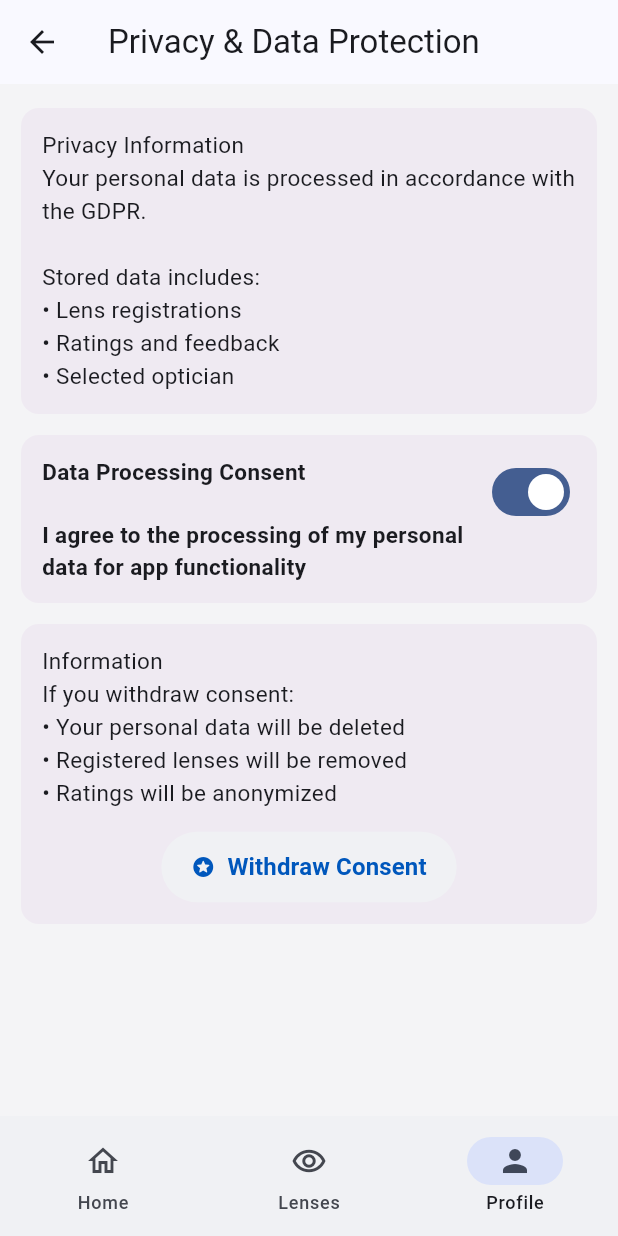
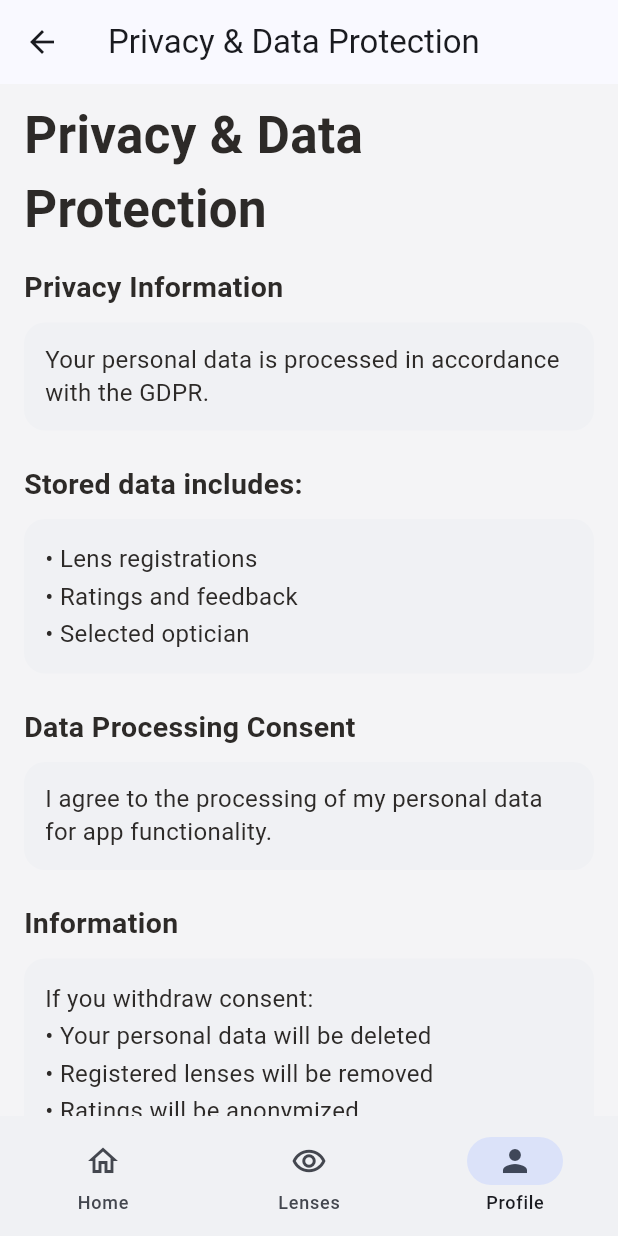
Before and after one commit to Akantorsclaw/Bachelor_Practical_Mobile_App-demo, a Flutter app: the screen it shows once a user with an empty profile is signed in, item 3 of the bottom bar chosen, after a tap on "Privacy & Data", on a phone screen of 412 x 824 dp. Run offline on Flutter 3.47's test engine with Material 3 defaults, Android fonts, the phone set to English and light mode, and no system bars; our stand-ins replace cloud_firestore, firebase_auth, firebase_core, flutter_svg; missing offline and left inert: mobile_scanner; accounts and stored records are empty.

Commit message:
chore: rebrand app, refine UI flows, and update iOS bundle/firebase config

```diff
--- a/lib/app/session_controller.dart
+++ b/lib/app/session_controller.dart
@@ -199,14 +199,21 @@ class SessionController extends ChangeNotifier {
     _setBusy(true);
     try {
       final currentEmail = user.email?.trim().toLowerCase() ?? '';
-      if (nextEmail != currentEmail) {
-        await _authService.updateEmail(nextEmail);
+      final emailChanged = nextEmail != currentEmail;
+
+      if (emailChanged) {
+        await _authService.requestEmailChangeVerification(nextEmail);
       }
+
       await _userProfileService.updateUserProfile(
         uid: user.uid,
-        email: nextEmail,
+        email: currentEmail.isEmpty ? nextEmail : currentEmail,
         name: nextName,
       );
+
+      if (emailChanged) {
+        return 'Verification email sent. Confirm it to finish changing your login email.';
+      }
       return null;
     } on FirebaseAuthException catch (e) {
       if (e.code == 'requires-recent-login') {
@@ -289,6 +296,20 @@ class SessionController extends ChangeNotifier {
         .watchUserProfile(user.uid)
         .listen((data) {
           _profile = data;
+          final authEmail = user.email?.trim().toLowerCase();
+          final profileEmail = data?.email.trim().toLowerCase();
+          if (data != null &&
+              authEmail != null &&
+              authEmail.isNotEmpty &&
+              authEmail != profileEmail) {
+            unawaited(
+              _userProfileService.updateUserProfile(
+                uid: user.uid,
+                email: authEmail,
+                name: data.name,
+              ),
+            );
+          }
           notifyListeners();
         });
     notifyListeners();
@@ -315,6 +336,8 @@ class SessionController extends ChangeNotifier {
         return 'Password is too weak.';
       case 'too-many-requests':
         return 'Too many attempts. Try again later.';
+      case 'email-change-needs-verification':
+        return 'Please verify your email change using the link sent to your inbox.';
       default:
         return e.message ?? 'Authentication failed.';
     }
--- a/lib/auth/auth_flow.dart
+++ b/lib/auth/auth_flow.dart
@@ -224,7 +224,6 @@ class _RegisterViewState extends State<RegisterView> {
   final _name = TextEditingController();
   final _email = TextEditingController();
   final _password = TextEditingController();
-  bool _gdprAccepted = false;
 
   @override
   void dispose() {
@@ -236,7 +235,6 @@ class _RegisterViewState extends State<RegisterView> {
 
   @override
   Widget build(BuildContext context) {
-    final palette = context.brandPalette;
     return _AuthViewport(
       child: Form(
         key: _form,
@@ -269,54 +267,11 @@ class _RegisterViewState extends State<RegisterView> {
               obscure: true,
               validator: validatePassword,
             ),
-            SizedBox(height: _vh(context, 0.02, min: 10, max: 20)),
-            Row(
-              crossAxisAlignment: CrossAxisAlignment.start,
-              children: [
-                Checkbox(
-                  value: _gdprAccepted,
-                  activeColor: palette.primary,
-                  onChanged: (value) {
-                    setState(() => _gdprAccepted = value ?? false);
-                  },
-                ),
-                SizedBox(width: _vw(context, 0.02, min: 6, max: 10)),
-                Expanded(
-                  child: Padding(
-                    padding: EdgeInsets.only(
-                      top: _vh(context, 0.012, min: 8, max: 12),
-                    ),
-                    child: Text(
-                      'I agree to the processing of my data (GDPR)',
-                      style: TextStyle(
-                        color: palette.textPrimary,
-                        fontSize: _responsiveFont(
-                          context,
-                          16,
-                          min: 15,
-                          max: 18,
-                        ),
-                        fontWeight: FontWeight.w600,
-                        height: 1.35,
-                      ),
-                    ),
-                  ),
-                ),
-              ],
-            ),
             SizedBox(height: _vh(context, 0.04, min: 18, max: 36)),
             _AuthPrimaryButton(
               text: 'Create account',
               onTap: () {
                 if (!_form.currentState!.validate()) return;
-                if (!_gdprAccepted) {
-                  ScaffoldMessenger.of(context).showSnackBar(
-                    const SnackBar(
-                      content: Text('Please accept GDPR consent to continue.'),
-                    ),
-                  );
-                  return;
-                }
                 widget.onRegister(_name.text, _email.text, _password.text);
               },
             ),
@@ -438,7 +393,7 @@ class _ResetViewState extends State<ResetView> {
             Text(
               'Info Text',
               style: TextStyle(
-                fontSize: _responsiveFont(context, 36, min: 30, max: 40),
+                fontSize: _responsiveFont(context, 30, min: 24, max: 34),
                 fontWeight: FontWeight.w600,
                 color: palette.textPrimary,
               ),
@@ -447,7 +402,7 @@ class _ResetViewState extends State<ResetView> {
             Text(
               'Supporting line text lorem ipsum dolor sit amet, consectetur.',
               style: TextStyle(
-                fontSize: _responsiveFont(context, 16, min: 15, max: 18),
+                fontSize: _responsiveFont(context, 15, min: 14, max: 16),
                 height: 1.35,
                 color: palette.textSecondary,
               ),
@@ -493,7 +448,7 @@ class _AuthTitle extends StatelessWidget {
       title,
       textAlign: TextAlign.left,
       style: TextStyle(
-        fontSize: _responsiveFont(context, 52, min: 40, max: 56),
+        fontSize: _responsiveFont(context, 42, min: 34, max: 48),
         fontWeight: FontWeight.w700,
         color: palette.textPrimary,
       ),
@@ -555,7 +510,7 @@ class _BrandWordmarkState extends State<_BrandWordmark> {
         return Text(
           AppBrand.current.appName,
           style: TextStyle(
-            fontSize: _responsiveFont(context, 28, min: 22, max: 34),
+            fontSize: _responsiveFont(context, 24, min: 20, max: 28),
             fontWeight: FontWeight.w800,
             color: context.brandPalette.primary,
           ),
@@ -589,7 +544,7 @@ class _AuthField extends StatelessWidget {
         Text(
           label,
           style: TextStyle(
-            fontSize: _responsiveFont(context, 16, min: 15, max: 18),
+            fontSize: _responsiveFont(context, 14, min: 13, max: 16),
             fontWeight: FontWeight.w700,
             letterSpacing: 0.5,
             color: palette.textSecondary,
@@ -601,38 +556,38 @@ class _AuthField extends StatelessWidget {
           validator: validator,
           obscureText: obscure,
           style: TextStyle(
-            fontSize: _responsiveFont(context, 20, min: 19, max: 22),
+            fontSize: _responsiveFont(context, 18, min: 16, max: 20),
             color: palette.textPrimary,
           ),
           decoration: InputDecoration(
             hintText: hint,
             hintStyle: TextStyle(
-              fontSize: _responsiveFont(context, 20, min: 19, max: 22),
+              fontSize: _responsiveFont(context, 18, min: 16, max: 20),
               color: palette.textSecondary,
             ),
             filled: true,
             fillColor: palette.surfaceMuted,
             border: OutlineInputBorder(
               borderRadius: BorderRadius.circular(
-                _vw(context, 0.04, min: 16, max: 24),
+                _vw(context, 0.04, min: 14, max: 18),
               ),
               borderSide: BorderSide.none,
             ),
             enabledBorder: OutlineInputBorder(
               borderRadius: BorderRadius.circular(
-                _vw(context, 0.04, min: 16, max: 24),
+                _vw(context, 0.04, min: 14, max: 18),
               ),
               borderSide: BorderSide.none,
             ),
             focusedBorder: OutlineInputBorder(
               borderRadius: BorderRadius.circular(
-                _vw(context, 0.04, min: 16, max: 24),
+                _vw(context, 0.04, min: 14, max: 18),
               ),
               borderSide: BorderSide(color: palette.primary, width: 1.5),
             ),
             contentPadding: EdgeInsets.symmetric(
-              horizontal: _vw(context, 0.05, min: 18, max: 24),
-              vertical: _vh(context, 0.022, min: 16, max: 22),
+              horizontal: _vw(context, 0.05, min: 14, max: 18),
+              vertical: _vh(context, 0.022, min: 12, max: 16),
             ),
           ),
         ),
@@ -658,7 +613,7 @@ class _AuthPrimaryButton extends StatelessWidget {
     final label = Text(
       text,
       style: TextStyle(
-        fontSize: _responsiveFont(context, 22, min: 20, max: 24),
+        fontSize: _responsiveFont(context, 19, min: 18, max: 21),
         fontWeight: FontWeight.w600,
       ),
     );
@@ -668,8 +623,8 @@ class _AuthPrimaryButton extends StatelessWidget {
       foregroundColor: palette.onPrimary,
       shape: const StadiumBorder(),
       padding: EdgeInsets.symmetric(
-        horizontal: _vw(context, 0.04, min: 14, max: 24),
-        vertical: _vh(context, 0.022, min: 16, max: 22),
+        horizontal: _vw(context, 0.04, min: 12, max: 18),
+        vertical: _vh(context, 0.022, min: 12, max: 16),
       ),
     );
 
@@ -682,7 +637,7 @@ class _AuthPrimaryButton extends StatelessWidget {
               style: style,
               icon: Icon(
                 icon,
-                size: _responsiveFont(context, 22, min: 20, max: 24),
+                size: _responsiveFont(context, 19, min: 18, max: 21),
               ),
               label: label,
             ),
@@ -708,7 +663,7 @@ class _AuthTextLink extends StatelessWidget {
             color: palette.textPrimary,
             decoration: TextDecoration.underline,
             decorationColor: palette.textPrimary,
-            fontSize: _responsiveFont(context, 17, min: 16, max: 20),
+            fontSize: _responsiveFont(context, 15, min: 14, max: 18),
           ),
         ),
       ),
--- a/lib/core/lens_core_shell.dart
+++ b/lib/core/lens_core_shell.dart
@@ -1701,31 +1701,31 @@ class ProfileOverviewScreen extends StatelessWidget {
   @override
   Widget build(BuildContext context) {
     final colors = Theme.of(context).colorScheme;
+    final palette = context.brandPalette;
     return ListView(
-      padding: const EdgeInsets.fromLTRB(16, 24, 16, 16),
-      children: [
-        const Center(
-          child: Text(
+      padding: const EdgeInsets.fromLTRB(16, 20, 16, 14),
+      children: [
+        Text(
           'Profile settings',
-            style: TextStyle(fontSize: 34, fontWeight: FontWeight.w500),
+          style: TextStyle(
+            fontSize: 34,
+            fontWeight: FontWeight.w700,
+            color: palette.textPrimary,
           ),
         ),
         const SizedBox(height: 16),
         _ProfileInfoCard(title: 'Name', value: name),
-        const SizedBox(height: 10),
+        const SizedBox(height: 12),
         _ProfileInfoCard(title: 'Email', value: email),
-        const SizedBox(height: 10),
+        const SizedBox(height: 12),
         _ProfileInfoCard(title: 'Selected Optician', value: selectedOptician),
-        const SizedBox(height: 24),
-        Center(
-          child: SecondaryPillButton(
+        const SizedBox(height: 22),
+        _ProfileActionButton(
           text: 'Edit Profile',
           onTap: () => _editProfile(context),
         ),
-        ),
         const SizedBox(height: 14),
-        Center(
-          child: SecondaryPillButton(
+        _ProfileActionButton(
           text: 'Change Optician',
           onTap: () {
             ScaffoldMessenger.of(context).showSnackBar(
@@ -1735,22 +1735,14 @@ class ProfileOverviewScreen extends StatelessWidget {
             );
           },
         ),
-        ),
         const SizedBox(height: 14),
-        Center(
-          child: SecondaryPillButton(
+        _ProfileActionButton(
           text: 'Notification Settings',
           onTap: () => onNotificationSettings(),
         ),
-        ),
         const SizedBox(height: 14),
-        Center(
-          child: SecondaryPillButton(
-            text: 'Privacy & Data',
-            onTap: () => onPrivacy(),
-          ),
-        ),
-        const SizedBox(height: 20),
+        _ProfileActionButton(text: 'Privacy & Data', onTap: () => onPrivacy()),
+        const SizedBox(height: 28),
         SizedBox(
           width: double.infinity,
           child: FilledButton.icon(
@@ -1783,15 +1775,13 @@ class ProfileOverviewScreen extends StatelessWidget {
             icon: const Icon(Icons.logout_rounded),
             label: const Text(
               'Logout',
-              style: TextStyle(fontSize: 18, fontWeight: FontWeight.w700),
+              style: TextStyle(fontSize: 16, fontWeight: FontWeight.w700),
             ),
             style: FilledButton.styleFrom(
               minimumSize: const Size.fromHeight(52),
               backgroundColor: colors.error,
               foregroundColor: colors.onError,
-              shape: RoundedRectangleBorder(
-                borderRadius: BorderRadius.circular(14),
-              ),
+              shape: const StadiumBorder(),
             ),
           ),
         ),
@@ -1917,27 +1907,39 @@ class _NotificationSettingsScreenState
 
   @override
   Widget build(BuildContext context) {
+    final palette = context.brandPalette;
     return Scaffold(
       appBar: const TopBackAppBar(title: 'Notification Settings'),
-      body: Padding(
-        padding: const EdgeInsets.fromLTRB(14, 16, 14, 18),
-        child: Column(
-          children: [
-            _settingsToggleTile(
+      body: ListView(
+        padding: const EdgeInsets.fromLTRB(16, 10, 16, 16),
+        children: [
+          Text(
+            'Notification Settings',
+            style: TextStyle(
+              fontSize: 34,
+              fontWeight: FontWeight.w700,
+              color: palette.textPrimary,
+            ),
+          ),
+          const SizedBox(height: 14),
+          _settingsRow(
+            context,
             label: 'Rating reminders',
             value: _ratingReminders,
             onChanged: (value) => setState(() => _ratingReminders = value),
           ),
-            const SizedBox(height: 14),
-            _settingsToggleTile(
+          Divider(height: 1, color: palette.border),
+          _settingsRow(
+            context,
             label: 'Service notifications',
             value: _serviceNotifications,
-              onChanged: (value) =>
-                  setState(() => _serviceNotifications = value),
-            ),
-            const Spacer(),
-            SecondaryPillButton(
+            onChanged: (value) => setState(() => _serviceNotifications = value),
+          ),
+          Divider(height: 1, color: palette.border),
+          const SizedBox(height: 20),
+          _ProfileActionButton(
             text: 'Save selection',
+            primaryStyle: true,
             onTap: () {
               ScaffoldMessenger.of(context).showSnackBar(
                 const SnackBar(content: Text('Notification settings saved.')),
@@ -1945,7 +1947,6 @@ class _NotificationSettingsScreenState
             },
           ),
         ],
-        ),
       ),
       bottomNavigationBar: AppBottomNavigation(
         selectedIndex: 2,
@@ -1974,8 +1975,6 @@ class PrivacyDataProtectionScreen extends StatefulWidget {
 /// State for privacy consent controls and withdrawal confirmation.
 class _PrivacyDataProtectionScreenState
     extends State<PrivacyDataProtectionScreen> {
-  bool _consentGranted = true;
-
   /// Confirms account-data withdrawal before executing the action.
   Future<void> _handleWithdrawConsent() async {
     final confirmed = await showDialog<bool>(
@@ -2003,8 +2002,6 @@ class _PrivacyDataProtectionScreenState
 
     if (confirmed != true) return;
 
-    setState(() => _consentGranted = false);
-
     if (!mounted) return;
 
     showDialog<void>(
@@ -2026,7 +2023,6 @@ class _PrivacyDataProtectionScreenState
     }
 
     if (error != null) {
-      setState(() => _consentGranted = true);
       ScaffoldMessenger.of(
         context,
       ).showSnackBar(SnackBar(content: Text(error)));
@@ -2035,68 +2031,108 @@ class _PrivacyDataProtectionScreenState
 
   @override
   Widget build(BuildContext context) {
+    final palette = context.brandPalette;
     return Scaffold(
       appBar: const TopBackAppBar(title: 'Privacy & Data Protection'),
       body: ListView(
-        padding: const EdgeInsets.fromLTRB(14, 16, 14, 18),
-        children: [
+        padding: const EdgeInsets.fromLTRB(16, 10, 16, 16),
+        children: [
+          Text(
+            'Privacy & Data Protection',
+            style: TextStyle(
+              fontSize: 34,
+              fontWeight: FontWeight.w700,
+              color: palette.textPrimary,
+            ),
+          ),
+          const SizedBox(height: 14),
+          Text(
+            'Privacy Information',
+            style: TextStyle(
+              fontSize: 19,
+              fontWeight: FontWeight.w700,
+              color: palette.textPrimary,
+            ),
+          ),
+          const SizedBox(height: 10),
           _privacyCard(
-            child: const Text(
-              'Privacy Information\n'
-              'Your personal data is processed in accordance with the GDPR.\n\n'
-              'Stored data includes:\n'
-              '• Lens registrations\n'
-              '• Ratings and feedback\n'
-              '• Selected optician',
-              style: TextStyle(fontSize: 15, height: 1.45),
-            ),
-          ),
-          const SizedBox(height: 14),
+            context,
+            child: Text(
+              'Your personal data is processed in accordance with the GDPR.',
+              style: TextStyle(
+                fontSize: 16,
+                height: 1.35,
+                color: palette.textPrimary,
+              ),
+            ),
+          ),
+          const SizedBox(height: 22),
+          Text(
+            'Stored data includes:',
+            style: TextStyle(
+              fontSize: 19,
+              fontWeight: FontWeight.w700,
+              color: palette.textPrimary,
+            ),
+          ),
+          const SizedBox(height: 10),
           _privacyCard(
-            child: Row(
-              crossAxisAlignment: CrossAxisAlignment.start,
-              children: [
-                const Expanded(
+            context,
             child: Text(
-                    'Data Processing Consent\n\n'
-                    'I agree to the processing of my personal data for app functionality',
-                    style: TextStyle(
-                      fontSize: 15,
-                      height: 1.4,
-                      fontWeight: FontWeight.w600,
-                    ),
-                  ),
-                ),
-                const SizedBox(width: 12),
-                Switch(
-                  value: _consentGranted,
-                  onChanged: (value) => setState(() => _consentGranted = value),
-                ),
-              ],
-            ),
-          ),
-          const SizedBox(height: 14),
+              '• Lens registrations\n• Ratings and feedback\n• Selected optician',
+              style: TextStyle(
+                fontSize: 16,
+                height: 1.55,
+                color: palette.textPrimary,
+              ),
+            ),
+          ),
+          const SizedBox(height: 22),
+          Text(
+            'Data Processing Consent',
+            style: TextStyle(
+              fontSize: 19,
+              fontWeight: FontWeight.w700,
+              color: palette.textPrimary,
+            ),
+          ),
+          const SizedBox(height: 10),
           _privacyCard(
-            child: Column(
-              crossAxisAlignment: CrossAxisAlignment.start,
-              children: [
-                const Text(
-                  'Information\n'
-                  'If you withdraw consent:\n'
-                  '• Your personal data will be deleted\n'
-                  '• Registered lenses will be removed\n'
-                  '• Ratings will be anonymized',
-                  style: TextStyle(fontSize: 15, height: 1.45),
-                ),
-                const SizedBox(height: 14),
-                Center(
-                  child: SecondaryPillButton(
+            context,
+            child: Text(
+              'I agree to the processing of my personal data for app functionality.',
+              style: TextStyle(
+                fontSize: 16,
+                height: 1.35,
+                color: palette.textPrimary,
+              ),
+            ),
+          ),
+          const SizedBox(height: 22),
+          Text(
+            'Information',
+            style: TextStyle(
+              fontSize: 19,
+              fontWeight: FontWeight.w700,
+              color: palette.textPrimary,
+            ),
+          ),
+          const SizedBox(height: 10),
+          _privacyCard(
+            context,
+            child: Text(
+              'If you withdraw consent:\n• Your personal data will be deleted\n• Registered lenses will be removed\n• Ratings will be anonymized',
+              style: TextStyle(
+                fontSize: 16,
+                height: 1.55,
+                color: palette.textPrimary,
+              ),
+            ),
+          ),
+          const SizedBox(height: 20),
+          _ProfileActionButton(
             text: 'Withdraw Consent',
             onTap: _handleWithdrawConsent,
-                  ),
-                ),
-              ],
-            ),
           ),
         ],
       ),
@@ -2148,58 +2184,115 @@ class _ProfileInfoCard extends StatelessWidget {
 
   @override
   Widget build(BuildContext context) {
+    final palette = context.brandPalette;
     return Container(
-      padding: const EdgeInsets.all(14),
+      padding: const EdgeInsets.fromLTRB(14, 12, 14, 12),
       decoration: BoxDecoration(
-        color: const Color(0xFFEFEAF2),
-        borderRadius: BorderRadius.circular(4),
+        color: palette.surfaceMuted,
+        borderRadius: BorderRadius.circular(14),
       ),
       child: Column(
         crossAxisAlignment: CrossAxisAlignment.start,
         children: [
           Text(
             title,
-            style: const TextStyle(fontSize: 16, fontWeight: FontWeight.w600),
-          ),
-          const SizedBox(height: 4),
+            style: TextStyle(
+              fontSize: 15,
+              fontWeight: FontWeight.w700,
+              color: palette.textSecondary,
+            ),
+          ),
+          const SizedBox(height: 8),
           Text(
             value,
-            style: const TextStyle(fontSize: 14, color: Colors.black54),
-          ),
-        ],
-      ),
-    );
-  }
-}
-
-/// Shared toggle tile widget builder for notification settings.
-Widget _settingsToggleTile({
+            style: TextStyle(
+              fontSize: 18,
+              height: 1.2,
+              color: palette.textPrimary,
+              fontWeight: FontWeight.w500,
+            ),
+          ),
+        ],
+      ),
+    );
+  }
+}
+
+class _ProfileActionButton extends StatelessWidget {
+  const _ProfileActionButton({
+    required this.text,
+    required this.onTap,
+    this.primaryStyle = false,
+  });
+
+  final String text;
+  final VoidCallback onTap;
+  final bool primaryStyle;
+
+  @override
+  Widget build(BuildContext context) {
+    final palette = context.brandPalette;
+    return SizedBox(
+      width: double.infinity,
+      child: FilledButton.icon(
+        onPressed: onTap,
+        icon: const Icon(Icons.watch_later_outlined, size: 24),
+        label: Text(
+          text,
+          style: const TextStyle(fontSize: 18, fontWeight: FontWeight.w700),
+        ),
+        style: FilledButton.styleFrom(
+          minimumSize: const Size.fromHeight(60),
+          backgroundColor: primaryStyle ? palette.primary : palette.secondary,
+          foregroundColor: primaryStyle ? palette.onPrimary : palette.primary,
+          shape: const StadiumBorder(),
+        ),
+      ),
+    );
+  }
+}
+
+/// Shared settings row widget used on notification settings.
+Widget _settingsRow(
+  BuildContext context, {
   required String label,
   required bool value,
   required ValueChanged<bool> onChanged,
 }) {
+  final palette = context.brandPalette;
+  return Padding(
+    padding: const EdgeInsets.symmetric(vertical: 12),
+    child: Row(
+      children: [
+        Expanded(
+          child: Text(
+            label,
+            style: TextStyle(
+              fontSize: 18,
+              fontWeight: FontWeight.w500,
+              color: palette.textPrimary,
+            ),
+          ),
+        ),
+        Switch(
+          value: value,
+          activeTrackColor: palette.primary,
+          activeThumbColor: palette.onPrimary,
+          onChanged: onChanged,
+        ),
+      ],
+    ),
+  );
+}
+
+/// Shared card container builder for privacy screens.
+Widget _privacyCard(BuildContext context, {required Widget child}) {
+  final palette = context.brandPalette;
   return Container(
-    padding: const EdgeInsets.symmetric(horizontal: 14, vertical: 18),
+    padding: const EdgeInsets.fromLTRB(14, 14, 14, 14),
     decoration: BoxDecoration(
-      color: const Color(0xFFEFEAF2),
-      borderRadius: BorderRadius.circular(4),
-    ),
-    child: Row(
-      children: [
-        Expanded(child: Text(label, style: const TextStyle(fontSize: 15))),
-        Switch(value: value, onChanged: onChanged),
-      ],
-    ),
-  );
-}
-
-/// Shared card container builder for privacy screens.
-Widget _privacyCard({required Widget child}) {
-  return Container(
-    padding: const EdgeInsets.all(14),
-    decoration: BoxDecoration(
-      color: const Color(0xFFEFEAF2),
-      borderRadius: BorderRadius.circular(12),
+      color: palette.surfaceMuted,
+      borderRadius: BorderRadius.circular(14),
     ),
     child: child,
   );
--- a/pubspec.yaml
+++ b/pubspec.yaml
@@ -1,4 +1,4 @@
-name: sandbox_flutter
+name: mylens_app_bachelor_practical
 description: "A new Flutter project."
 # The following line prevents the package from being accidentally published to
 # pub.dev using `flutter pub publish`. This is preferred for private packages.
```
Also changed, not shown: lib/services/auth_service.dart (+5 -3 lines), lib/shared/app_widgets.dart (+7 -7 lines), lib/firebase_options.dart, 20 other files. Lines whose indentation alone changed are shown as unchanged.
